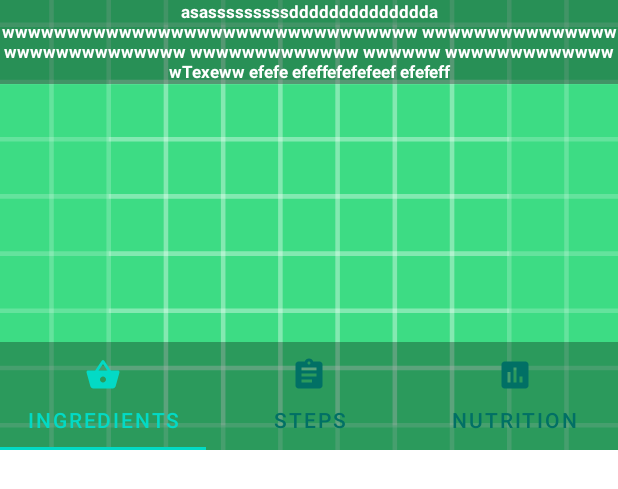
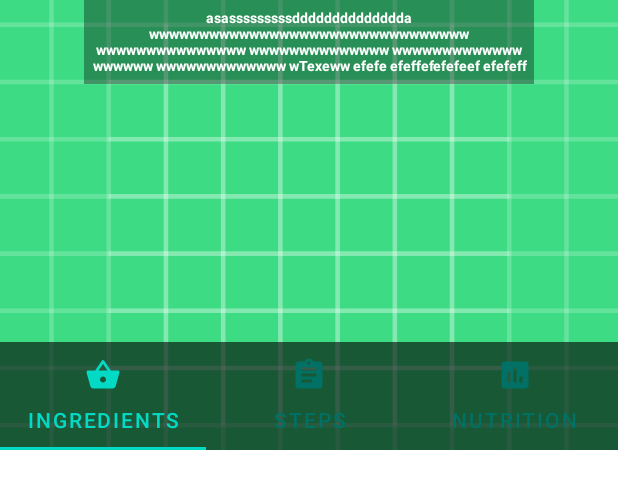
Before and after one commit to jasonlam912/VolleyRVPractice, an Android app: the layout activity_recipe.xml on its own in the app's theme, with its tools: preview values and no code run, on a phone screen of 412 x 824 dp. Shown: the top 489 px of the screen. Run offline under Robolectric (Android 15) with nearby library versions, the light colour scheme and no system bars; network calls fail.

Commit message:
2nd Update with collapsingToolbarLayout in RecipeActivity add recipeModel
Signed-off-by: jasonlam912 <jasonlam987654321@gmail.com>

```diff
--- a/app/src/main/java/com/example/volleyrvpractice/RecipeActivity.java
+++ b/app/src/main/java/com/example/volleyrvpractice/RecipeActivity.java
@@ -8,6 +8,7 @@
 import androidx.fragment.app.Fragment;
 import androidx.fragment.app.FragmentManager;
 import androidx.fragment.app.FragmentPagerAdapter;
+import androidx.lifecycle.ViewModelProvider;
 import androidx.lifecycle.ViewModelProviders;
 import androidx.viewpager.widget.ViewPager;
 
@@ -113,10 +114,11 @@
         tabLayout.getTabAt(1).setIcon(R.drawable.ic_recipe_instruction);
         tabLayout.getTabAt(2).setIcon(R.drawable.ic_nutrition);
 
+        /*
         for(int i=0; i<3; i++){
             tabLayout.getTabAt(i).getOrCreateBadge().setNumber(1);
-        }
-        fRViewModel = ViewModelProviders.of(this).get(FavouriteRecipeViewModel.class);
+        }*/
+        fRViewModel = new ViewModelProvider(this).get(FavouriteRecipeViewModel.class);
 
     }
 
--- a/app/src/main/res/layout/activity_recipe.xml
+++ b/app/src/main/res/layout/activity_recipe.xml
@@ -16,11 +16,9 @@
         <com.google.android.material.appbar.CollapsingToolbarLayout
             android:layout_width="match_parent"
             android:layout_height="300dp"
-            app:expandedTitleMarginEnd="64dp"
-            app:expandedTitleMarginStart="48dp"
-            app:expandedTitleGravity="top"
+            app:expandedTitleTextAppearance="@style/CollapsingToolbarLayoutExpandedTextStyle"
             app:contentScrim="@color/action_bar_bg"
-            app:layout_scrollFlags="exitUntilCollapsed|scroll|snap">
+            app:layout_scrollFlags="exitUntilCollapsed|scroll">
 
             <androidx.constraintlayout.widget.ConstraintLayout
                 android:layout_width="match_parent"
@@ -42,7 +40,10 @@
                     android:id="@+id/recipe_title"
                     android:layout_width="match_parent"
                     android:layout_height="56dp"
-                    android:layout_gravity="bottom"
+                    android:layout_marginStart="56dp"
+                    android:layout_marginLeft="56dp"
+                    android:layout_marginEnd="56dp"
+                    android:layout_marginRight="56dp"
                     android:background="#59000000"
                     android:gravity="center"
                     android:singleLine="false"
--- a/app/src/main/res/values/colors.xml
+++ b/app/src/main/res/values/colors.xml
@@ -4,14 +4,20 @@
     <color name="colorPrimaryDark">#3700B3</color>
     <color name="colorAccent">#03DAC5</color>
     <color name="colorUnselected">#017065</color>
-    <color name="tab_background">#4D000000</color>
+    <color name="tab_background">#99000000</color>
     <color name="action_bar_bg">#004740</color>
     <color name="toolbar_edit_text">#016359</color>
     <color name="toolbar_hint">#029183</color>
     <color name="status_bar_bg">#002E2A</color>
+    <color name="expanded_title_transparent">#03000000</color>
     <color name="colorToolbarTitle">#FFFFFF</color>
     <color name="app_background">#121212</color>
 
     <color name="black">#000000</color>
     <color name="navigation_background">#B3FFFFFF</color>
+
+    <color name="translucent_scrim_top">#26000000</color>
+    <color name="translucent_scrim_top_center">#0C000000</color>
+    <color name="translucent_scrim_bottom">#2A000000</color>
+    <color name="translucent_scrim_bottom_center">#0D000000</color>
 </resources>
--- /dev/null
+++ b/app/src/main/res/values/dimens.xml
@@ -0,0 +1,5 @@
+<?xml version="1.0" encoding="utf-8"?>
+<resources>
+    <dimen name="sheet_text_scrim_height_top">88dp</dimen>
+    <dimen name="sheet_text_scrim_height_bottom">88dp</dimen>
+</resources>
--- a/app/src/main/res/values/styles.xml
+++ b/app/src/main/res/values/styles.xml
@@ -47,5 +47,9 @@
         <item name="android:textColorSecondary">@color/colorToolbarTitle</item>
     </style>
 
+    <style name="CollapsingToolbarLayoutExpandedTextStyle" parent="AppTheme">
+        <item name="android:textColor">@android:color/transparent</item>
+        <item name="android:textSize">0sp</item>
+    </style>
 
 </resources>
```
Also changed, not shown: app/src/main/java/com/example/volleyrvpractice/Recipe/RecipeModel.java (added, +44 -0 lines), app/src/main/res/drawable/scrim_bottom.xml (added, +7 -0 lines), app/src/main/res/drawable/scrim_top.xml (added, +8 -0 lines).
